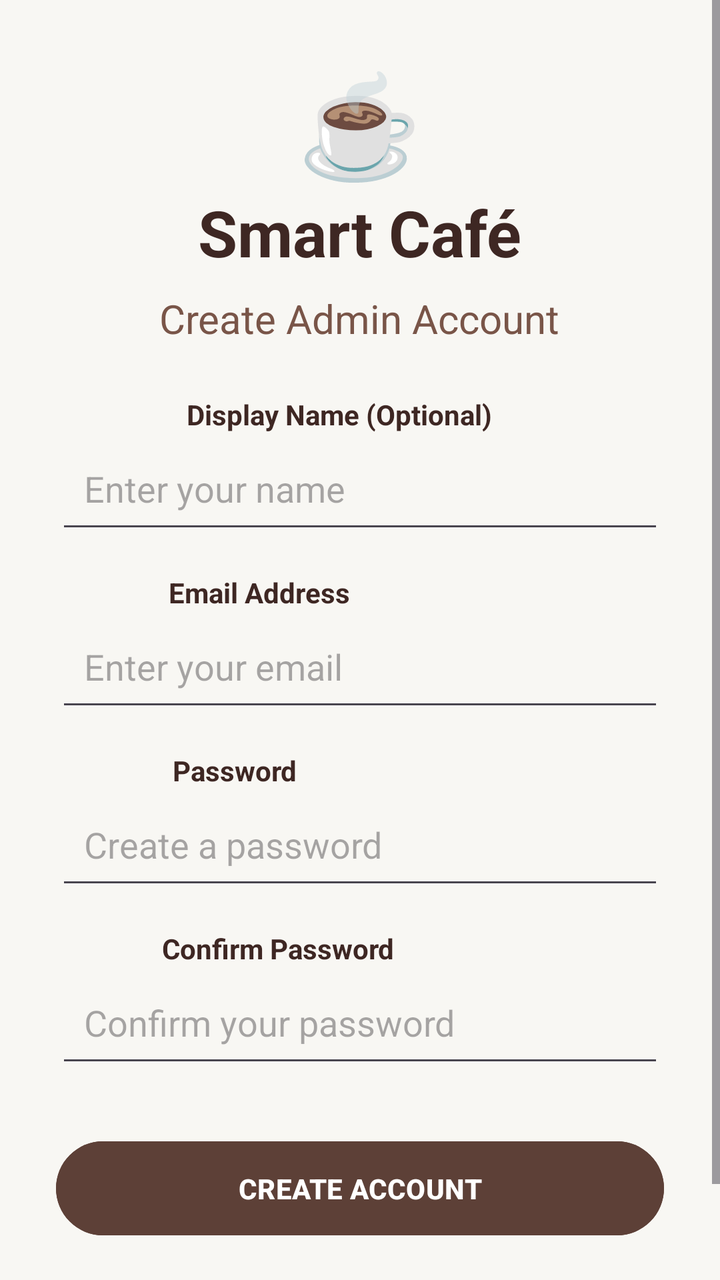
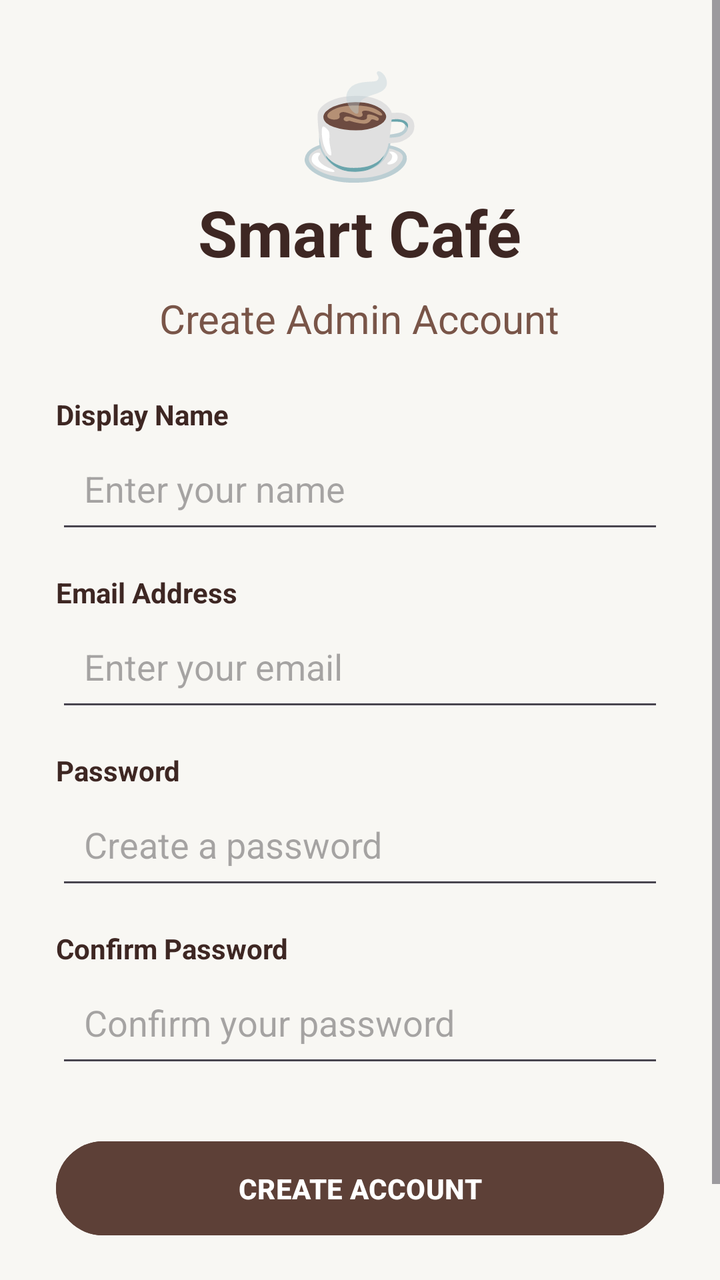

Two renders of the same Android screen: before a commit and after it. Below are the layout's source before the change and the commit's diff.
<!-- AndroidManifest.xml: application theme Theme.Smartcafe -->
<!-- res/layout/own.xml -->
<ScrollView xmlns:android="http://schemas.android.com/apk/res/android"
    android:layout_width="match_parent"
    android:layout_height="match_parent"
    android:fillViewport="true"
    android:background="#F8F7F3">

    <LinearLayout
        android:layout_width="match_parent"
        android:layout_height="wrap_content"
        android:gravity="center"
        android:orientation="vertical"
        android:padding="28dp">

        
        <TextView
            android:layout_width="wrap_content"
            android:layout_height="wrap_content"
            android:text="☕"
            android:textSize="50sp" />

        
        <TextView
            android:layout_width="wrap_content"
            android:layout_height="wrap_content"
            android:text="Smart Café"
            android:textColor="#3E2723"
            android:textSize="32sp"
            android:textStyle="bold" />

        
        <TextView
            android:layout_width="wrap_content"
            android:layout_height="wrap_content"
            android:layout_marginTop="8dp"
            android:layout_marginBottom="25dp"
            android:text="Create Admin Account"
            android:textColor="#795548"
            android:textSize="20sp" />

        

        <TextView
            android:layout_width="173dp"
            android:layout_height="wrap_content"
            android:text="Display Name (Optional)"
            android:textColor="#3E2723"
            android:textStyle="bold" />

        <EditText
            android:id="@+id/edtName"
            android:layout_width="match_parent"
            android:layout_height="55dp"
            android:hint="Enter your name"
            android:inputType="textPersonName"
            android:padding="14dp"
            android:singleLine="true" />

        
        <TextView
            android:layout_width="191dp"
            android:layout_height="wrap_content"
            android:layout_marginTop="15dp"
            android:text="Email Address"
            android:textColor="#3E2723"
            android:textStyle="bold" />

        <EditText
            android:id="@+id/edtPassword"
            android:layout_width="match_parent"
            android:layout_height="55dp"
            android:hint="Enter your email"
            android:inputType="textEmailAddress"
            android:padding="14dp"
            android:singleLine="true" />

        
        <TextView
            android:layout_width="187dp"
            android:layout_height="wrap_content"
            android:layout_marginTop="15dp"
            android:text="Password"
            android:textColor="#3E2723"
            android:textStyle="bold" />

        <EditText
            android:id="@+id/edtPassword"
            android:layout_width="match_parent"
            android:layout_height="55dp"
            android:hint="Create a password"
            android:inputType="textPassword"
            android:padding="14dp"
            android:singleLine="true" />

        
        <TextView
            android:layout_width="198dp"
            android:layout_height="wrap_content"
            android:layout_marginTop="15dp"
            android:text="Confirm Password"
            android:textColor="#3E2723"
            android:textStyle="bold" />

        <EditText
            android:id="@+id/edtConfirmPassword"
            android:layout_width="match_parent"
            android:layout_height="55dp"
            android:hint="Confirm your password"
            android:inputType="textPassword"
            android:padding="14dp"
            android:singleLine="true" />

        
        <Button
            android:id="@+id/btnRegister"
            android:layout_width="match_parent"
            android:layout_height="55dp"
            android:layout_marginTop="28dp"
            android:backgroundTint="#5D4037"
            android:text="CREATE ACCOUNT"
            android:textColor="#FFFFFF"
            android:textStyle="bold" />

        
        <TextView
            android:id="@+id/txtLogin"
            android:layout_width="wrap_content"
            android:layout_height="wrap_content"
            android:layout_marginTop="22dp"
            android:clickable="true"
            android:focusable="true"
            android:text="Already have an account? Login"
            android:textColor="#5D4037"
            android:textSize="15sp" />

    </LinearLayout>
</ScrollView>
<!-- resources referenced by this layout -->
<resources>
  <style name="Theme.Smartcafe" parent="Base.Theme.Smartcafe" />
  <style name="Base.Theme.Smartcafe" parent="Theme.Material3.DayNight.NoActionBar">
          
          
      </style>
</resources>

<!-- the commit's change to res/layout/own.xml (unified diff, before → after) -->
@@ -1,8 +1,10 @@
 <ScrollView xmlns:android="http://schemas.android.com/apk/res/android"
+    xmlns:tools="http://schemas.android.com/tools"
     android:layout_width="match_parent"
     android:layout_height="match_parent"
     android:fillViewport="true"
-    android:background="#F8F7F3">
+    android:background="#F8F7F3"
+    tools:context=".RegisterActivity">
 
     <LinearLayout
         android:layout_width="match_parent"
@@ -38,11 +40,10 @@
             android:textSize="20sp" />
 
         
-
         <TextView
-            android:layout_width="173dp"
+            android:layout_width="match_parent"
             android:layout_height="wrap_content"
-            android:text="Display Name (Optional)"
+            android:text="Display Name"
             android:textColor="#3E2723"
             android:textStyle="bold" />
 
@@ -57,15 +58,17 @@
 
         
         <TextView
-            android:layout_width="191dp"
+            android:layout_width="match_parent"
             android:layout_height="wrap_content"
             android:layout_marginTop="15dp"
             android:text="Email Address"
             android:textColor="#3E2723"
             android:textStyle="bold" />
 
+        
+
         <EditText
-            android:id="@+id/edtPassword"
+            android:id="@+id/edtEmail"
             android:layout_width="match_parent"
             android:layout_height="55dp"
             android:hint="Enter your email"
@@ -73,9 +76,8 @@
             android:padding="14dp"
             android:singleLine="true" />
 
-        
         <TextView
-            android:layout_width="187dp"
+            android:layout_width="match_parent"
             android:layout_height="wrap_content"
             android:layout_marginTop="15dp"
             android:text="Password"
@@ -93,7 +95,7 @@
 
         
         <TextView
-            android:layout_width="198dp"
+            android:layout_width="match_parent"
             android:layout_height="wrap_content"
             android:layout_marginTop="15dp"
             android:text="Confirm Password"
